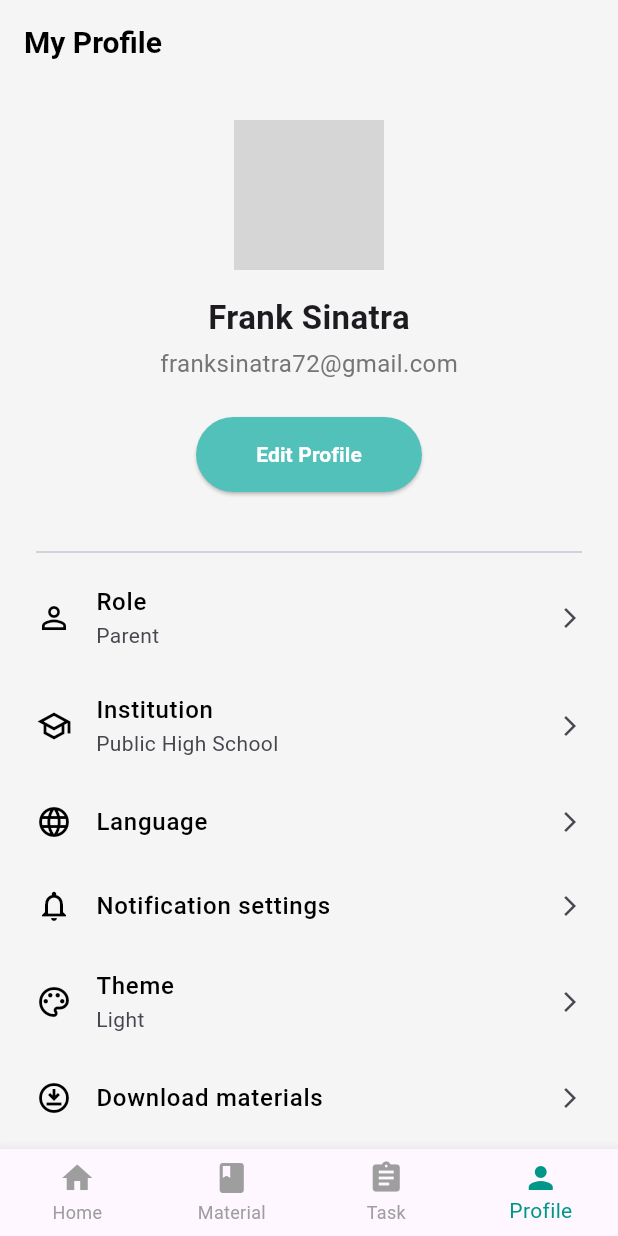
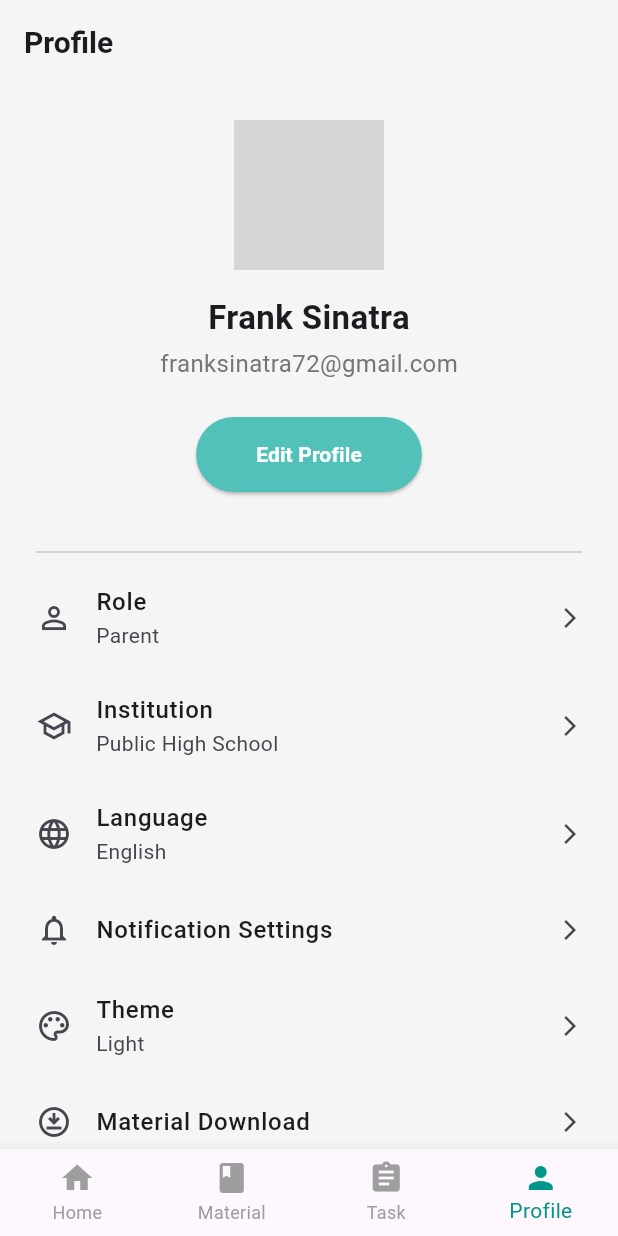
Before and after one commit to marissssssa/MobApps, a Flutter app: the screen it shows after launch, item 4 of the bottom bar chosen, on a phone screen of 412 x 824 dp. Run offline on Flutter 3.47's test engine with Material 3 defaults, Android fonts, the phone set to English and light mode, and no system bars; our stand-ins replace chewie, file_picker, shared_preferences, video_player; missing offline and left inert: syncfusion_flutter_pdfviewer; network calls fail; grey boxes are pictures that could not be loaded.

Commit message:
update darktheme, language

```diff
--- a/lib/l10n/app_localizations.dart
+++ b/lib/l10n/app_localizations.dart
@@ -1,4 +1,4 @@
-import 'dart:async';
+import 'dart:async';//
 
 import 'package:flutter/foundation.dart';
 import 'package:flutter/widgets.dart';
@@ -178,6 +178,96 @@ abstract class AppLocalizations {
   /// In en, this message translates to:
   /// **'Schedule Reminder'**
   String get reminderNotification;
+
+  /// No description provided for @profile.
+  ///
+  /// In en, this message translates to:
+  /// **'Profile'**
+  String get profile;
+
+  /// No description provided for @editProfile.
+  ///
+  /// In en, this message translates to:
+  /// **'Edit Profile'**
+  String get editProfile;
+
+  /// No description provided for @role.
+  ///
+  /// In en, this message translates to:
+  /// **'Role'**
+  String get role;
+
+  /// No description provided for @parent.
+  ///
+  /// In en, this message translates to:
+  /// **'Parent'**
+  String get parent;
+
+  /// No description provided for @institution.
+  ///
+  /// In en, this message translates to:
+  /// **'Institution'**
+  String get institution;
+
+  /// No description provided for @publicHighSchool.
+  ///
+  /// In en, this message translates to:
+  /// **'Public High School'**
+  String get publicHighSchool;
+
+  /// No description provided for @notificationSettings.
+  ///
+  /// In en, this message translates to:
+  /// **'Notification Settings'**
+  String get notificationSettings;
+
+  /// No description provided for @downloadMaterials.
+  ///
+  /// In en, this message translates to:
+  /// **'Material Download'**
+  String get downloadMaterials;
+
+  /// No description provided for @clearCache.
+  ///
+  /// In en, this message translates to:
+  /// **'Clean Cache'**
+  String get clearCache;
+
+  /// No description provided for @systemLanguage.
+  ///
+  /// In en, this message translates to:
+  /// **'Language'**
+  String get systemLanguage;
+
+  /// No description provided for @english.
+  ///
+  /// In en, this message translates to:
+  /// **'English'**
+  String get english;
+
+  /// No description provided for @indonesian.
+  ///
+  /// In en, this message translates to:
+  /// **'Indonesian'**
+  String get indonesian;
+
+  /// No description provided for @theme.
+  ///
+  /// In en, this message translates to:
+  /// **'Theme'**
+  String get theme;
+
+  /// No description provided for @dark.
+  ///
+  /// In en, this message translates to:
+  /// **'Dark'**
+  String get dark;
+
+  /// No description provided for @light.
+  ///
+  /// In en, this message translates to:
+  /// **'Light'**
+  String get light;
 }
 
 class _AppLocalizationsDelegate extends LocalizationsDelegate<AppLocalizations> {
@@ -205,9 +295,9 @@ AppLocalizations lookupAppLocalizations(Locale locale) {
   }
 
   throw FlutterError(
-    'AppLocalizations.delegate failed to load unsupported locale "$locale". This is likely '
-    'an issue with the localizations generation tool. Please file an issue '
-    'on GitHub with a reproducible sample app and the gen-l10n configuration '
-    'that was used.'
+      'AppLocalizations.delegate failed to load unsupported locale "$locale". This is likely '
+          'an issue with the localizations generation tool. Please file an issue '
+          'on GitHub with a reproducible sample app and the gen-l10n configuration '
+          'that was used.'
   );
 }
--- /dev/null
+++ b/lib/l10n/l10n.dart
@@ -0,0 +1,12 @@
+//lib/l10n/l10n.dart
+import 'package:flutter/material.dart';
+import 'package:educonnect/l10n/app_localizations.dart';
+
+const List<Locale> supportedLocales = [
+  Locale('en'),
+  Locale('id'),
+];
+
+extension LocalizationExtension on BuildContext {
+  AppLocalizations get l10n => AppLocalizations.of(this)!;
+}
--- a/lib/main.dart
+++ b/lib/main.dart
@@ -11,9 +11,24 @@ import 'l10n/app_localizations.dart';
 import 'screens/orang_tua/orang_tua_homepage.dart';
 import 'screens/guru/profile_guru.dart';
 import 'package:educonnect/screens/main_dashboard_page.dart';
+import 'package:educonnect/l10n/l10n.dart';
 
 final ThemeData highContrastTheme = ThemeData(
-  // … (tema kamu yang sudah ada)
+  brightness: Brightness.dark,
+  scaffoldBackgroundColor: Colors.black,
+  primaryColor: Colors.white,
+  colorScheme: const ColorScheme.highContrastDark(),
+  textTheme: const TextTheme(
+    bodyLarge: TextStyle(fontSize: 18, color: Colors.white),
+    bodyMedium: TextStyle(fontSize: 16, color: Colors.white),
+  ),
+  appBarTheme: const AppBarTheme(
+    backgroundColor: Colors.black,
+    foregroundColor: Colors.white,
+    titleTextStyle: TextStyle(color: Colors.white, fontSize: 20),
+  ),
+  cardColor: Colors.grey,
+  iconTheme: const IconThemeData(color: Colors.white),
 );
 
 void main() {
@@ -38,28 +53,20 @@ class MyApp extends StatelessWidget {
     return MaterialApp(
       debugShowCheckedModeBanner: false,
       title: 'EduConnect',
-      locale: localeProvider.locale ?? const Locale('id'),
-      supportedLocales: const [Locale('en'), Locale('id')],
+      locale: localeProvider.locale,
+      darkTheme: ThemeData.dark(),
+      themeMode: themeProvider.themeMode,
+      supportedLocales: supportedLocales,
       localizationsDelegates: const [
         AppLocalizations.delegate,
         GlobalMaterialLocalizations.delegate,
         GlobalWidgetsLocalizations.delegate,
         GlobalCupertinoLocalizations.delegate,
       ],
-      builder: (context, child) {
-        final scale = themeProvider.isLargeText ? 1.4 : 1.0;
-        return MediaQuery(
-          data: MediaQuery.of(context).copyWith(textScaleFactor: scale),
-          child: child!,
-        );
-      },
       theme: ThemeData.light().copyWith(
         scaffoldBackgroundColor: Colors.grey[100],
       ),
-      darkTheme: highContrastTheme,
-      themeMode: themeProvider.isHighContrast
-          ? ThemeMode.dark
-          : ThemeMode.light,
+
       // kalau di Web, bungkus UI di dalam Container 375×812
       home: kIsWeb
           ? Center(
--- a/lib/providers/locale_provider.dart
+++ b/lib/providers/locale_provider.dart
@@ -1,13 +1,19 @@
 import 'package:flutter/material.dart';
+import 'package:educonnect/l10n/l10n.dart';
+//
+class LocaleProvider with ChangeNotifier {
+  Locale? _locale;
 
-class LocaleProvider with ChangeNotifier {
-  Locale _locale = const Locale('id');
-
-  Locale get locale => _locale;
+  Locale? get locale => _locale;
 
   void setLocale(Locale locale) {
-    if (!['en', 'id'].contains(locale.languageCode)) return;
+    if (!supportedLocales.contains(locale)) return;
     _locale = locale;
     notifyListeners();
   }
+
+  void clearLocale() {
+    _locale = null;
+    notifyListeners();
+  }
 }
--- a/lib/providers/theme_provider.dart
+++ b/lib/providers/theme_provider.dart
@@ -1,38 +1,13 @@
 import 'package:flutter/material.dart';
-import 'package:shared_preferences/shared_preferences.dart';
 
-class ThemeProvider extends ChangeNotifier {
-  bool _isHighContrast = false;
-  bool _isLargeText = false;
+class ThemeProvider with ChangeNotifier {
+  ThemeMode _themeMode = ThemeMode.light;
 
-  bool get isHighContrast => _isHighContrast;
-  bool get isLargeText => _isLargeText;
+  ThemeMode get themeMode => _themeMode;
+  bool get isDarkMode => _themeMode == ThemeMode.dark;
 
-  ThemeProvider() {
-    _loadPreferences();
-  }
-
-  void toggleHighContrast(bool value) {
-    _isHighContrast = value;
-    _savePreferences();
+  void setThemeMode(ThemeMode mode) {
+    _themeMode = mode;
     notifyListeners();
   }
-
-  void toggleLargeText(bool value) {
-    _isLargeText = value;
-    _savePreferences();
-    notifyListeners();
-  }
-
-  Future<void> _loadPreferences() async {
-    final prefs = await SharedPreferences.getInstance();
-    _isHighContrast = prefs.getBool('high_contrast') ?? false;
-    _isLargeText = prefs.getBool('large_text') ?? false;
-  }
-
-  Future<void> _savePreferences() async {
-    final prefs = await SharedPreferences.getInstance();
-    prefs.setBool('high_contrast', _isHighContrast);
-    prefs.setBool('large_text', _isLargeText);
-  }
 }
--- a/lib/screens/auth/accessibility_screen.dart
+++ b/lib/screens/auth/accessibility_screen.dart
@@ -40,7 +40,7 @@ class _AccessibilityScreenState extends State<AccessibilityScreen> {
     prefs.setBool('highContrast', value);
 
     final themeProvider = Provider.of<ThemeProvider>(context, listen: false);
-    themeProvider.toggleHighContrast(value);
+    //themeProvider.toggleHighContrast(value);
 
     setState(() {
       highContrast = value;
@@ -60,7 +60,7 @@ class _AccessibilityScreenState extends State<AccessibilityScreen> {
     prefs.setBool('largeText', value);
 
     final themeProvider = Provider.of<ThemeProvider>(context, listen: false);
-    themeProvider.toggleLargeText(value);
+    //themeProvider.toggleLargeText(value);
 
     setState(() {
       largeText = value;
--- a/lib/screens/auth/settings_screen.dart
+++ b/lib/screens/auth/settings_screen.dart
@@ -111,7 +111,7 @@ class SettingsScreen extends StatelessWidget {
 
   Widget _buildLanguageDropdown(BuildContext context, AppLocalizations local) {
     final provider = Provider.of<LocaleProvider>(context);
-    String currentLang = provider.locale.languageCode == 'en' ? 'English' : 'Indonesia';
+    //String currentLang = provider.locale.languageCode == 'en' ? 'English' : 'Indonesia';
 
     return Card(
       elevation: 2,
@@ -122,7 +122,7 @@ class SettingsScreen extends StatelessWidget {
         title: Text(local.language),
         trailing: DropdownButtonHideUnderline(
           child: DropdownButton<String>(
-            value: currentLang,
+            //value: currentLang,
             items: const [
               DropdownMenuItem(value: 'Indonesia', child: Text('Indonesia')),
               DropdownMenuItem(value: 'English', child: Text('English')),
--- a/lib/screens/profile/profile_page.dart
+++ b/lib/screens/profile/profile_page.dart
@@ -1,43 +1,53 @@
 import 'package:flutter/material.dart';
+import 'package:flutter_localizations/flutter_localizations.dart';
+import 'package:educonnect/l10n/app_localizations.dart';
+import 'package:provider/provider.dart';
+import 'package:educonnect/providers/locale_provider.dart';
+import 'package:educonnect/providers/theme_provider.dart';
+import 'package:shared_preferences/shared_preferences.dart';
+import 'package:educonnect/l10n/l10n.dart';
+//
 
 class ProfilePage extends StatelessWidget {
   const ProfilePage({super.key});
 
   @override
   Widget build(BuildContext context) {
-    // 1. Menggunakan Scaffold untuk struktur halaman dasar (AppBar, Body, dll.)
+    final themeProvider = Provider.of<ThemeProvider>(context);
+    final localeProvider = Provider.of<LocaleProvider>(context);
+    final l10n = AppLocalizations.of(context)!;
+
     return Scaffold(
       appBar: AppBar(
-        title: const Text("My Profile"),
-        // Pengaturan AppBar agar terlihat bersih seperti di desain
+        title: Text(l10n.profile),
         backgroundColor: Theme.of(context).scaffoldBackgroundColor,
         elevation: 0,
-        iconTheme: const IconThemeData(color: Colors.black),
-        titleTextStyle: const TextStyle(
-          color: Colors.black,
+        iconTheme: IconThemeData(color: Theme.of(context).iconTheme.color),
+        titleTextStyle: TextStyle(
+          color: Theme.of(context).textTheme.titleLarge?.color,
           fontSize: 20,
           fontWeight: FontWeight.bold,
         ),
       ),
-      // 2. Menggunakan ListView agar konten bisa di-scroll jika tidak muat di layar kecil
       body: ListView(
         padding: const EdgeInsets.all(24.0),
         children: [
-          // --- BAGIAN PROFIL ATAS ---
           Column(
             children: [
-              // 3. Menggunakan CircleAvatar untuk foto profil bulat sempurna
               const CircleAvatar(
                 radius: 50,
-                // Di aplikasi nyata, URL ini akan datang dari data pengguna
                 backgroundImage: NetworkImage(
                   "https://i.pravatar.cc/150?img=12",
-                ), // Placeholder image
+                ),
               ),
               const SizedBox(height: 16),
-              const Text(
-                "Frank Sinatra", // Diambil dari desain
-                style: TextStyle(fontSize: 22, fontWeight: FontWeight.bold),
+              Text(
+                "Frank Sinatra",
+                style: TextStyle(
+                  fontSize: 22,
+                  fontWeight: FontWeight.bold,
+                  color: Theme.of(context).textTheme.bodyLarge?.color,
+                ),
               ),
               const SizedBox(height: 4),
               Text(
@@ -45,11 +55,10 @@ class ProfilePage extends StatelessWidget {
                 style: TextStyle(fontSize: 16, color: Colors.grey[600]),
               ),
               const SizedBox(height: 24),
-              // 4. Menggunakan ElevatedButton untuk tombol yang benar
               ElevatedButton(
                 onPressed: () {},
                 style: ElevatedButton.styleFrom(
-                  backgroundColor: const Color(0xFF52C1B9), // Warna dari Figma
+                  backgroundColor: const Color(0xFF52C1B9),
                   shape: RoundedRectangleBorder(
                     borderRadius: BorderRadius.circular(30),
                   ),
@@ -58,9 +67,9 @@ class ProfilePage extends StatelessWidget {
                     vertical: 15,
                   ),
                 ),
-                child: const Text(
-                  "Edit Profile",
-                  style: TextStyle(
+                child: Text(
+                  l10n.editProfile,
+                  style: const TextStyle(
                     color: Colors.white,
                     fontWeight: FontWeight.bold,
                   ),
@@ -72,43 +81,45 @@ class ProfilePage extends StatelessWidget {
           const SizedBox(height: 32),
           const Divider(),
 
-          // --- BAGIAN DAFTAR MENU ---
-          // 5. Menggunakan ListTile untuk setiap item menu agar rapi dan konsisten
+          // Menu Items
           _buildProfileMenuItem(
+            context: context,
             icon: Icons.person_outline,
-            title: "Role",
-            subtitle: "Parent",
+            title: l10n.role,
+            subtitle: l10n.parent,
           ),
           _buildProfileMenuItem(
+            context: context,
             icon: Icons.school_outlined,
-            title: "Institution",
-            subtitle: "Public High School",
+            title: l10n.institution,
+            subtitle: l10n.publicHighSchool,
+          ),
+
+          _buildLanguageMenuItem(context, localeProvider, l10n),
+
+          _buildProfileMenuItem(
+            context: context,
+            icon: Icons.notifications_outlined,
+            title: l10n.notificationSettings,
+          ),
+
+          _buildThemeMenuItem(context, themeProvider, l10n),
+
+          _buildProfileMenuItem(
+            context: context,
+            icon: Icons.download_for_offline_outlined,
+            title: l10n.downloadMaterials,
           ),
           _buildProfileMenuItem(
-            icon: Icons.language_outlined,
-            title: "Language",
-          ),
-          _buildProfileMenuItem(
-            icon: Icons.notifications_outlined,
-            title: "Notification settings",
-          ),
-          _buildProfileMenuItem(
-            icon: Icons.color_lens_outlined,
-            title: "Theme",
-            subtitle: "Light",
-          ),
-          _buildProfileMenuItem(
-            icon: Icons.download_for_offline_outlined,
-            title: "Download materials",
-          ),
-          _buildProfileMenuItem(
+            context: context,
             icon: Icons.delete_sweep_outlined,
-            title: "Clear Cache",
+            title: l10n.clearCache,
           ),
           const Divider(),
           _buildProfileMenuItem(
+            context: context,
             icon: Icons.logout,
-            title: "Log out",
+            title: l10n.logout,
             textColor: Colors.red,
             isLogout: true,
           ),
@@ -118,10 +129,11 @@ class ProfilePage extends StatelessWidget {
   }
 
   Widget _buildProfileMenuItem({
+    required BuildContext context,
     required IconData icon,
     required String title,
     String? subtitle,
-    Color textColor = Colors.black,
+    Color? textColor,
     bool isLogout = false,
   }) {
     return ListTile(
@@ -129,11 +141,120 @@ class ProfilePage extends StatelessWidget {
       leading: Icon(icon, color: textColor),
       title: Text(
         title,
-        style: TextStyle(fontWeight: FontWeight.w500, color: textColor),
+        style: TextStyle(
+          fontWeight: FontWeight.w500,
+          color: textColor ?? Theme.of(context).textTheme.bodyLarge?.color,
+        ),
       ),
       subtitle: subtitle != null ? Text(subtitle) : null,
       trailing: isLogout ? null : const Icon(Icons.arrow_forward_ios, size: 16),
       onTap: () {},
     );
   }
+
+  Widget _buildLanguageMenuItem(
+      BuildContext context,
+      LocaleProvider localeProvider,
+      AppLocalizations l10n,
+      ) {
+    final currentLocale = localeProvider.locale;
+    String currentLanguage = l10n.english; // Default ke English
+
+    if (currentLocale != null) {
+      switch (currentLocale.languageCode) {
+        case 'en':
+          currentLanguage = l10n.english;
+          break;
+        case 'id':
+          currentLanguage = l10n.indonesian;
+          break;
+      }
+    }
+
+    return ListTile(
+      contentPadding: EdgeInsets.zero,
+      leading: const Icon(Icons.language_outlined),
+      title: Text(
+        l10n.language,
+        style: TextStyle(
+          fontWeight: FontWeight.w500,
+          color: Theme.of(context).textTheme.bodyLarge?.color,
+        ),
+      ),
+      subtitle: Text(currentLanguage),
+      trailing: const Icon(Icons.arrow_forward_ios, size: 16),
+      onTap: () {
+        showModalBottomSheet(
+          context: context,
+          builder: (BuildContext context) {
+            return Column(
+              mainAxisSize: MainAxisSize.min,
+              children: [
+                ListTile(
+                  title: Text(l10n.english),
+                  onTap: () {
+                    localeProvider.setLocale(const Locale('en'));
+                    Navigator.pop(context);
+                  },
+                ),
+                ListTile(
+                  title: Text(l10n.indonesian),
+                  onTap: () {
+                    localeProvider.setLocale(const Locale('id'));
+                    Navigator.pop(context);
+                  },
+                ),
+              ],
+            );
+          },
+        );
+      },
+    );
+  }
+
+  Widget _buildThemeMenuItem(
+      BuildContext context,
+      ThemeProvider themeProvider,
+      AppLocalizations l10n,
+      ) {
+    return ListTile(
+      contentPadding: EdgeInsets.zero,
+      leading: const Icon(Icons.color_lens_outlined),
+      title: Text(
+        l10n.theme,
+        style: TextStyle(
+          fontWeight: FontWeight.w500,
+          color: Theme.of(context).textTheme.bodyLarge?.color,
+        ),
+      ),
+      subtitle: Text(themeProvider.isDarkMode ? l10n.dark : l10n.light),
+      trailing: const Icon(Icons.arrow_forward_ios, size: 16),
+      onTap: () {
+        showModalBottomSheet(
+          context: context,
+          builder: (BuildContext context) {
+            return Column(
+              mainAxisSize: MainAxisSize.min,
+              children: [
+                ListTile(
+                  title: Text(l10n.light),
+                  onTap: () {
+                    themeProvider.setThemeMode(ThemeMode.light);
+                    Navigator.pop(context);
+                  },
+                ),
+                ListTile(
+                  title: Text(l10n.dark),
+                  onTap: () {
+                    themeProvider.setThemeMode(ThemeMode.dark);
+                    Navigator.pop(context);
+                  },
+                ),
+              ],
+            );
+          },
+        );
+      },
+    );
+  }
 }
```
Also changed, not shown: lib/l10n/app_en.arb (+16 -1 lines), lib/l10n/app_id.arb (+17 -1 lines), lib/l10n/app_localizations_en.dart (+46 -1 lines), lib/l10n/app_localizations_id.dart (+46 -1 lines). Lines whose indentation alone changed are shown as unchanged.
